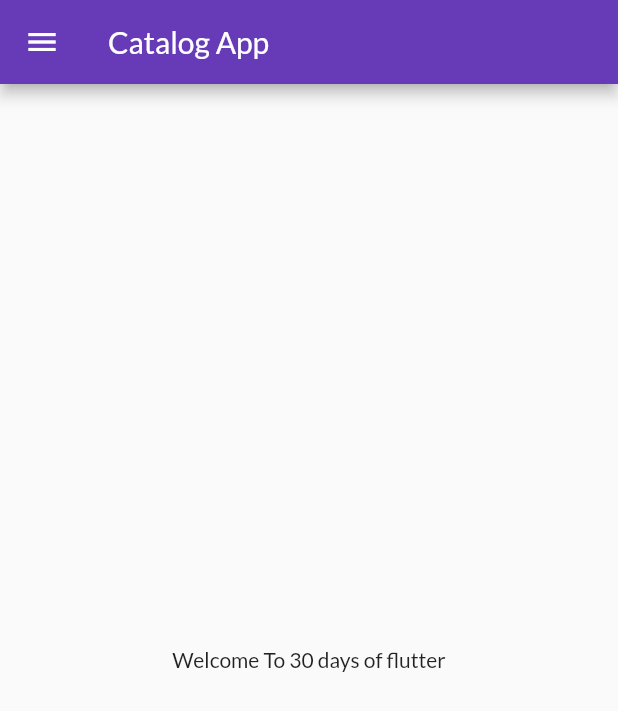
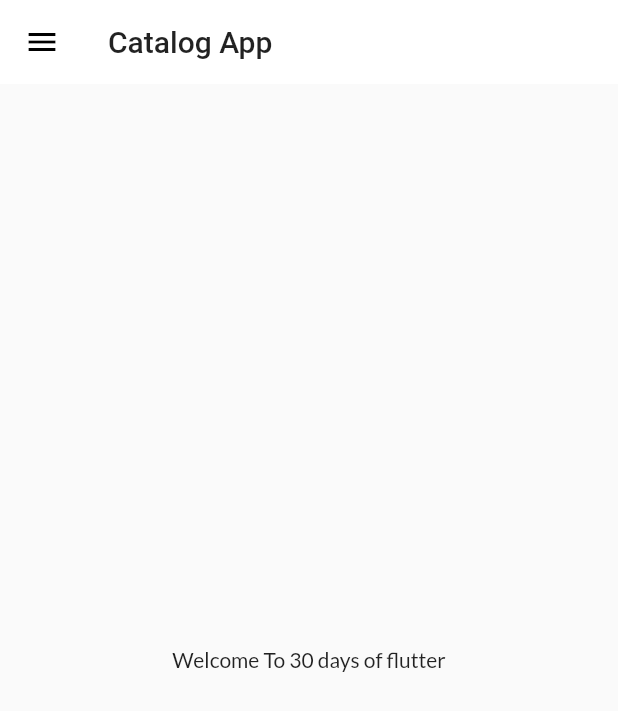
Before and after one commit to de-ansh/flutter_catalog, a Flutter app: the screen it shows after launch, on a phone screen of 412 x 824 dp. Shown: the top 711 px of the screen. Run offline on Flutter 3.47's test engine with Material 2 defaults, Android fonts, the phone set to English and light mode, and no system bars; our stand-ins replace google_fonts.

Commit message:
theme extracted

```diff
--- a/flutter_catalog/lib/main.dart
+++ b/flutter_catalog/lib/main.dart
@@ -2,6 +2,7 @@ import 'package:flutter/material.dart';
 import 'package:flutter_catalog/pages/home_page.dart';
 import 'package:flutter_catalog/pages/login_page.dart';
 import 'package:flutter_catalog/util/routes.dart';
+import 'package:flutter_catalog/widgets/themes.dart';
 import 'package:google_fonts/google_fonts.dart';
 
 void main() {
@@ -15,12 +16,8 @@ class MyApp extends StatelessWidget {
   Widget build(BuildContext context) {
     return MaterialApp(
       themeMode: ThemeMode.light,
-      theme: ThemeData(
-        primarySwatch: Colors.deepPurple,
-        fontFamily: GoogleFonts.lato().fontFamily,
-        primaryTextTheme: GoogleFonts.latoTextTheme(),
-      ),
-      darkTheme: ThemeData(brightness: Brightness.dark),
+      theme: MyTheme.LightTheme(context),
+      darkTheme: MyTheme.DarkTheme(context),
       debugShowCheckedModeBanner: false,
       initialRoute: MyRoutes.homeRoute,
       routes: {
--- a/flutter_catalog/lib/pages/home_page.dart
+++ b/flutter_catalog/lib/pages/home_page.dart
@@ -1,3 +1,5 @@
+import 'dart:ui';
+
 import 'package:flutter/material.dart';
 
 import '../widgets/drawer.dart';
@@ -9,7 +11,8 @@ class Homepage extends StatelessWidget {
   Widget build(BuildContext context) {
     return Scaffold(
       appBar: AppBar(
-        title: Text("Catalog App"),
+
+        title: Text("Catalog App",),
       ),
       body: Center(
         child: Container(
--- /dev/null
+++ b/flutter_catalog/lib/widgets/themes.dart
@@ -0,0 +1,17 @@
+import 'package:flutter/material.dart';
+import 'package:google_fonts/google_fonts.dart';
+class MyTheme {
+  static ThemeData  LightTheme(BuildContext context)=>ThemeData(
+        primarySwatch: Colors.deepPurple,
+        fontFamily: GoogleFonts.lato().fontFamily,
+        appBarTheme: AppBarTheme(
+          color: Colors.white,
+          elevation: 0.0,
+          iconTheme: IconThemeData(color: Colors.black),
+          textTheme: Theme.of(context).textTheme,
+        ),
+      )      ;
+  static ThemeData  DarkTheme(BuildContext context)=>ThemeData(
+        brightness: Brightness.dark,
+      );
+}
```
